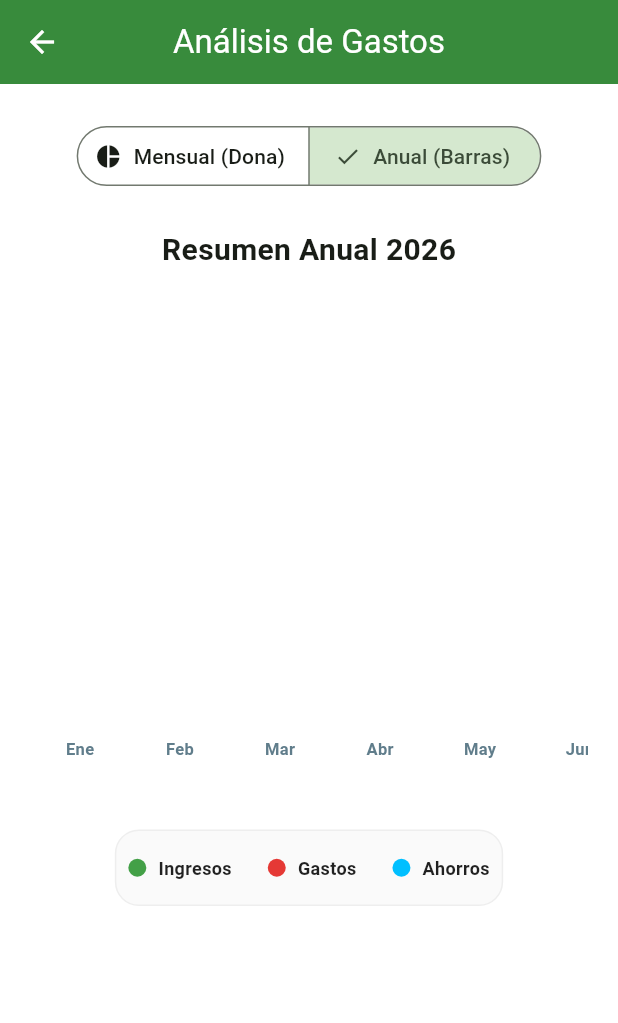
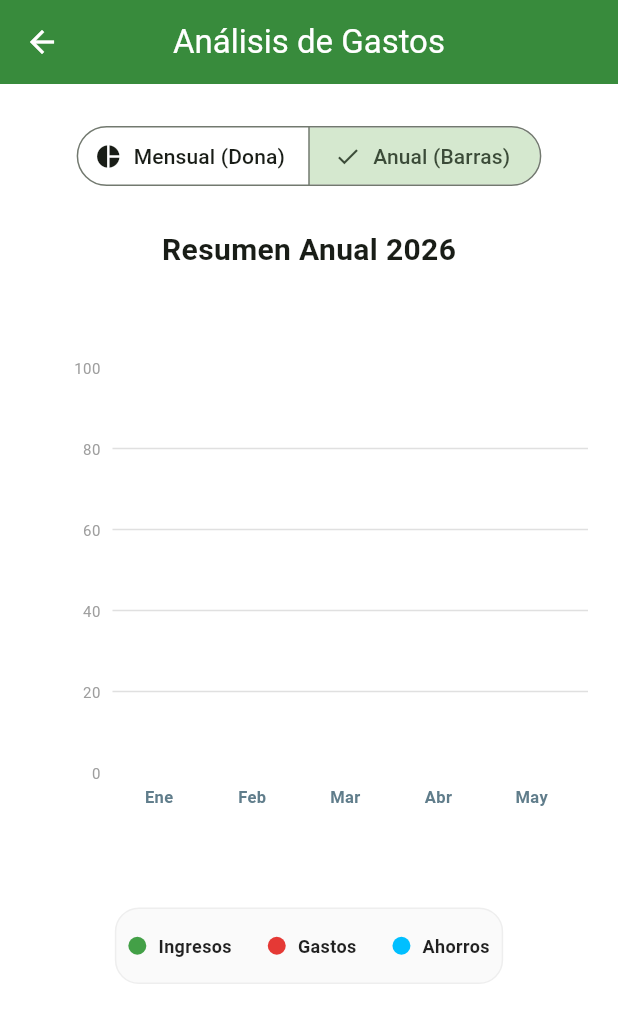
Before and after one commit to naravenar91/control-gastos-flutter, a Flutter app: the ChartsPage screen opened directly, after a tap on "Anual (Barras)", on a phone screen of 412 x 824 dp. Shown: the top 1023 px of the screen. Run offline on Flutter 3.47's test engine with Material 3 defaults, Android fonts, the phone set to English and light mode, and no system bars; drawn by our look-alikes of fl_chart; our stand-ins replace drift, equatable, file_picker, flutter_bloc, flutter_local_notifications, pdf and 5 more; missing offline and left inert: excel; accounts and stored records are empty; generated files the repository leaves out were written again.

Commit message:
Se mejora grafico de barra

```diff
--- a/lib/presentation/pages/charts_page.dart
+++ b/lib/presentation/pages/charts_page.dart
@@ -283,9 +283,11 @@ class _ChartsPageState extends State<ChartsPage> {
           'Resumen Anual ${state.selectedMonth.year}',
           style: const TextStyle(fontSize: 20, fontWeight: FontWeight.bold),
         ),
-        const SizedBox(height: 32),
+        const SizedBox(height: 48), // Aumentado para dar aire superior
         SingleChildScrollView(
           scrollDirection: Axis.horizontal,
+          child: Padding(
+            padding: const EdgeInsets.only(top: 16.0), // Padding extra superior al gráfico
             child: SizedBox(
               width: 800,
               height: 300,
@@ -337,11 +339,33 @@ class _ChartsPageState extends State<ChartsPage> {
                         reservedSize: 30,
                       ),
                     ),
-                  leftTitles: const AxisTitles(sideTitles: SideTitles(showTitles: false)),
+                    leftTitles: AxisTitles(
+                      sideTitles: SideTitles(
+                        showTitles: true,
+                        reservedSize: 55, // Aumentado de 45 a 55 solicitado
+                        interval: _calculateInterval(state.annualTotals),
+                        getTitlesWidget: (value, meta) {
+                          return SideTitleWidget(
+                            meta: meta,
+                            child: Text(
+                              _formatCompact(value),
+                              style: const TextStyle(fontSize: 10, color: Colors.grey),
+                            ),
+                          );
+                        },
+                      ),
+                    ),
                     topTitles: const AxisTitles(sideTitles: SideTitles(showTitles: false)),
                     rightTitles: const AxisTitles(sideTitles: SideTitles(showTitles: false)),
                   ),
-                gridData: const FlGridData(show: false),
+                  gridData: FlGridData(
+                    show: true,
+                    drawVerticalLine: false,
+                    getDrawingHorizontalLine: (value) => const FlLine(
+                      color: Colors.black12,
+                      strokeWidth: 1,
+                    ),
+                  ),
                   borderData: FlBorderData(show: false),
                   barGroups: state.annualTotals.entries.map((entry) {
                     return BarChartGroupData(
@@ -357,7 +381,8 @@ class _ChartsPageState extends State<ChartsPage> {
               ),
             ),
           ),
-        const SizedBox(height: 40),
+        ),
+        const SizedBox(height: 60), // Aumentado espacio entre gráfico y leyenda
         _buildLegend(),
       ],
     );
@@ -370,7 +395,28 @@ class _ChartsPageState extends State<ChartsPage> {
       if (m.expense > max) max = m.expense;
       if (m.savings > max) max = m.savings;
     }
-    return max * 1.2;
+    return max == 0 ? 100 : max * 1.2;
+  }
+
+  double _calculateInterval(Map<int, MonthlySummary> data) {
+    double max = 0;
+    for (var m in data.values) {
+      if (m.income > max) max = m.income;
+      if (m.expense > max) max = m.expense;
+      if (m.savings > max) max = m.savings;
+    }
+    if (max == 0) return 20;
+    return (max * 1.2) / 5; // Para mostrar aprox 5-6 etiquetas
+  }
+
+  String _formatCompact(double value) {
+    if (value == 0) return '0';
+    if (value >= 1000000) {
+      return '${(value / 1000000).toStringAsFixed(1)}M';
+    } else if (value >= 1000) {
+      return '${(value / 1000).toStringAsFixed(0)}k';
+    }
+    return value.toStringAsFixed(0);
   }
 
   Widget _buildOverspentAlert(double totalSpent, double income, NumberFormat format) {
```
Lines whose indentation alone changed are shown as unchanged.
